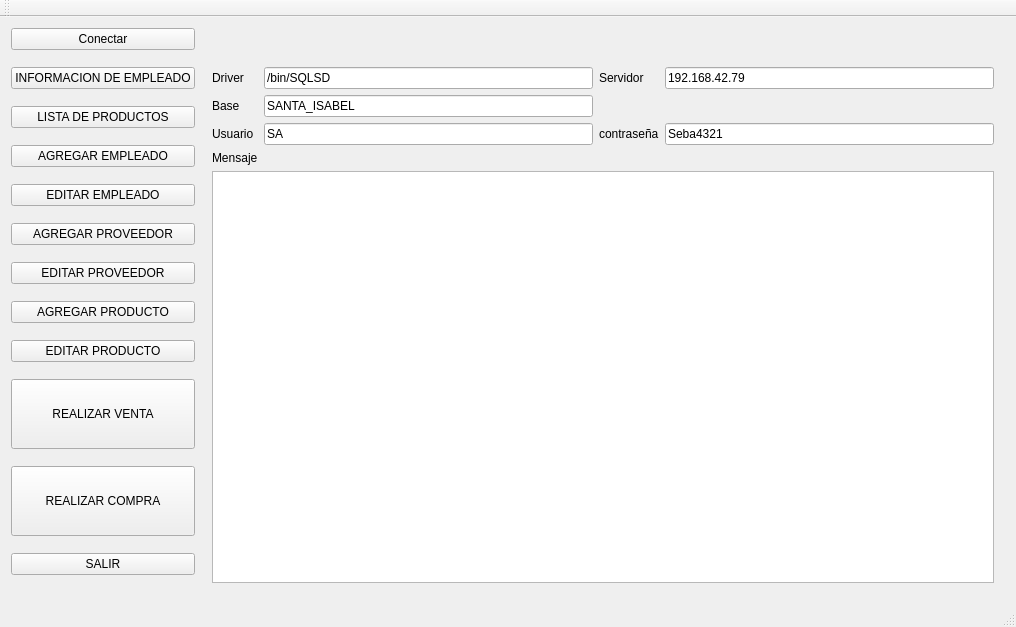
Before: the Qt Designer form ProyectoSIA/mainwindow.ui in SebastianPB31/ProyectoSIA, drawn with Qt 5.
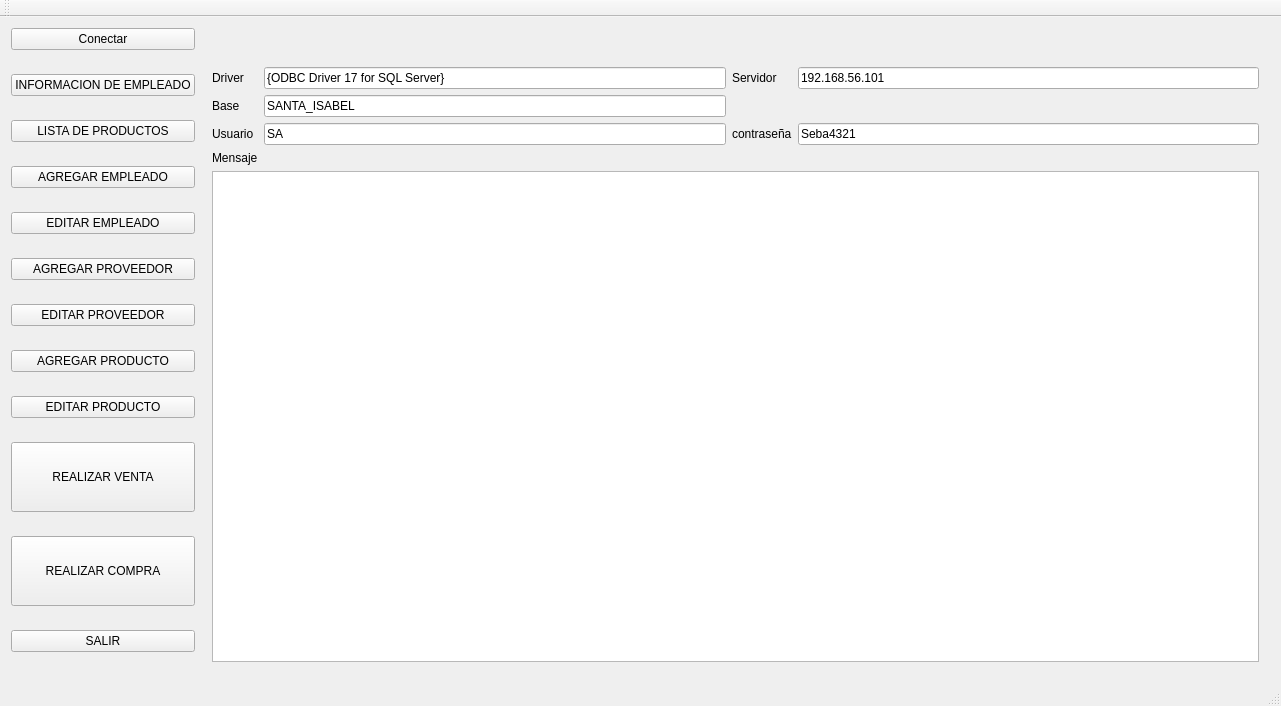
After: the same form once the commit is applied. The open tabs and pages were chosen to show the change.

Patch:
```diff
--- a/ProyectoSIA/mainwindow.ui
+++ b/ProyectoSIA/mainwindow.ui
@@ -6,8 +6,8 @@
    <rect>
     <x>0</x>
     <y>0</y>
-    <width>1016</width>
-    <height>627</height>
+    <width>1281</width>
+    <height>706</height>
    </rect>
   </property>
   <property name="windowTitle">
@@ -223,7 +223,7 @@
         <item row="0" column="3">
          <widget class="QLineEdit" name="server_name">
           <property name="text">
-           <string>192.168.42.79</string>
+           <string>192.168.56.101</string>
           </property>
          </widget>
         </item>
@@ -265,7 +265,7 @@
         <item row="0" column="1">
          <widget class="QLineEdit" name="driver">
           <property name="text">
-           <string>/bin/SQLSD</string>
+           <string>{ODBC Driver 17 for SQL Server}</string>
           </property>
          </widget>
         </item>
```
Left out of the diff: 8 changed lines with no effect on the pictures.
